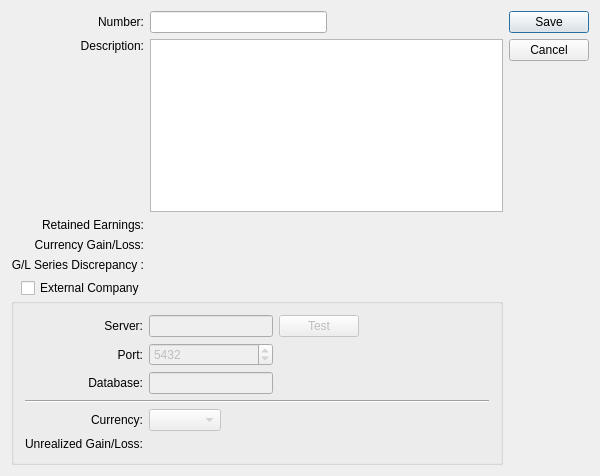
knowhow/xtuple, file guiclient/company.ui: the form before one commit.
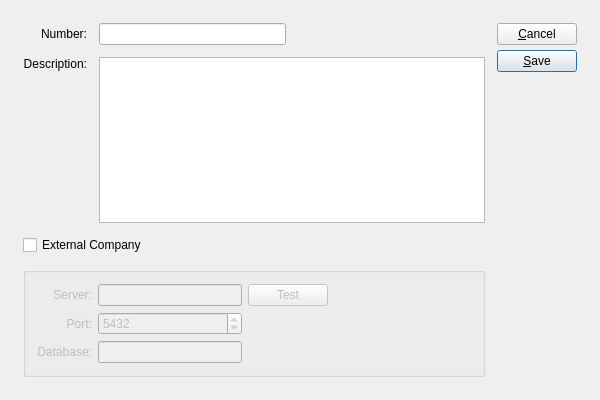
The form after the commit. Custom widgets are drawn as their Qt base class.

Diff of the .ui file:
```diff
--- a/guiclient/company.ui
+++ b/guiclient/company.ui
@@ -8,38 +8,56 @@
 is available at www.xtuple.com/CPAL.  By using this software, you agree
 to be bound by its terms.</comment>
  <class>company</class>
- <widget class="QDialog" name="company">
-  <property name="geometry">
+ <widget class="QDialog" name="company" >
+  <property name="geometry" >
    <rect>
     <x>0</x>
     <y>0</y>
     <width>600</width>
-    <height>476</height>
+    <height>400</height>
    </rect>
   </property>
   <property name="windowTitle">
    <string>Company Number</string>
   </property>
-  <layout class="QGridLayout" name="gridLayout">
-   <item row="0" column="0">
-    <widget class="QLabel" name="_numberLit">
-     <property name="text">
-      <string>Number:</string>
+  <layout class="QGridLayout" >
+   <item row="0" column="0" >
+    <layout class="QGridLayout" >
+     <property name="leftMargin" >
+      <number>12</number>
      </property>
-     <property name="alignment">
-      <set>Qt::AlignRight|Qt::AlignTrailing|Qt::AlignVCenter</set>
+     <property name="topMargin" >
+      <number>12</number>
      </property>
-     <property name="buddy">
-      <cstring>_number</cstring>
+     <property name="rightMargin" >
+      <number>12</number>
      </property>
-    </widget>
-   </item>
-   <item row="0" column="1">
-    <layout class="QHBoxLayout" name="horizontalLayout">
-     <item>
-      <widget class="XLineEdit" name="_number"/>
+     <property name="bottomMargin" >
+      <number>12</number>
+     </property>
+     <property name="horizontalSpacing" >
+      <number>12</number>
+     </property>
+     <property name="verticalSpacing" >
+      <number>12</number>
+     </property>
+     <item row="0" column="0" >
+      <widget class="QLabel" name="_numberLit" >
+       <property name="text" >
+        <string>Number:</string>
+       </property>
+       <property name="alignment" >
+        <set>Qt::AlignRight|Qt::AlignTrailing|Qt::AlignVCenter</set>
+       </property>
+       <property name="buddy" >
+        <cstring>_number</cstring>
+       </property>
+      </widget>
      </item>
-     <item>
+     <item row="0" column="1" >
+      <widget class="XLineEdit" name="_number" />
+     </item>
+     <item row="0" column="2" >
       <spacer>
        <property name="orientation">
         <enum>Qt::Horizontal</enum>
@@ -47,86 +65,89 @@
        <property name="sizeType">
         <enum>QSizePolicy::Expanding</enum>
        </property>
-       <property name="sizeHint" stdset="0">
+       <property name="sizeHint" >
         <size>
          <width>51</width>
-         <height>13</height>
+         <height>10</height>
         </size>
        </property>
       </spacer>
      </item>
-    </layout>
-   </item>
-   <item row="0" column="2" rowspan="2">
-    <widget class="QDialogButtonBox" name="_buttonBox">
-     <property name="orientation">
-      <enum>Qt::Vertical</enum>
-     </property>
-     <property name="standardButtons">
-      <set>QDialogButtonBox::Cancel|QDialogButtonBox::Save</set>
-     </property>
-    </widget>
-   </item>
-   <item row="1" column="0">
-    <widget class="QLabel" name="_descripLit">
-     <property name="text">
-      <string>Description:</string>
-     </property>
-     <property name="alignment">
-      <set>Qt::AlignRight|Qt::AlignTop|Qt::AlignTrailing</set>
-     </property>
-     <property name="buddy">
-      <cstring>_descrip</cstring>
-     </property>
-    </widget>
-   </item>
-   <item row="1" column="1">
-    <widget class="XTextEdit" name="_descrip"/>
-   </item>
-   <item row="5" column="0" colspan="2">
-    <layout class="QVBoxLayout" name="verticalLayout">
-     <property name="spacing">
-      <number>0</number>
-     </property>
-     <item>
-      <layout class="QHBoxLayout" name="horizontalLayout_3">
+     <item rowspan="4" row="0" column="3" >
+      <layout class="QVBoxLayout" >
+       <property name="spacing" >
+        <number>5</number>
+       </property>
        <item>
-        <spacer name="horizontalSpacer_2">
-         <property name="orientation">
-          <enum>Qt::Horizontal</enum>
+        <widget class="QPushButton" name="_close" >
+         <property name="text" >
+          <string>&amp;Cancel</string>
          </property>
-         <property name="sizeType">
-          <enum>QSizePolicy::Fixed</enum>
+        </widget>
+       </item>
+       <item>
+        <widget class="QPushButton" name="_save" >
+         <property name="text" >
+          <string>&amp;Save</string>
          </property>
-         <property name="sizeHint" stdset="0">
+         <property name="default" >
+          <bool>true</bool>
+         </property>
+        </widget>
+       </item>
+       <item>
+        <spacer>
+         <property name="orientation" >
+          <enum>Qt::Vertical</enum>
+         </property>
+         <property name="sizeType" >
+          <enum>QSizePolicy::Expanding</enum>
+         </property>
+         <property name="sizeHint" >
           <size>
-           <width>10</width>
-           <height>10</height>
+           <width>20</width>
+           <height>20</height>
           </size>
          </property>
         </spacer>
        </item>
-       <item>
-        <widget class="QCheckBox" name="_external">
-         <property name="text">
-          <string>External Company</string>
-         </property>
-        </widget>
-       </item>
       </layout>
      </item>
-     <item>
-      <widget class="QGroupBox" name="_authGroup">
-       <property name="title">
-        <string/>
+     <item row="1" column="0" >
+      <widget class="QLabel" name="_descripLit" >
+       <property name="text" >
+        <string>Description:</string>
        </property>
-       <property name="checked">
+       <property name="alignment" >
+        <set>Qt::AlignRight|Qt::AlignTop|Qt::AlignTrailing</set>
+       </property>
+       <property name="buddy" >
+        <cstring>_descrip</cstring>
+       </property>
+      </widget>
+     </item>
+     <item row="1" column="1" colspan="2" >
+      <widget class="XTextEdit" name="_descrip" />
+     </item>
+     <item row="2" column="0" colspan="3" >
+      <widget class="QCheckBox" name="_external" >
+       <property name="text" >
+        <string>External Company</string>
+       </property>
+      </widget>
+     </item>
+     <item row="3" column="0" colspan="3" >
+      <widget class="QGroupBox" name="_authGroup" >
+       <property name="enabled" >
         <bool>false</bool>
        </property>
-       <layout class="QGridLayout">
-        <item row="0" column="0">
-         <widget class="QLabel" name="_extServerLit">
-          <property name="text">
+       <property name="title" >
+        <string/>
+       </property>
+       <layout class="QGridLayout" >
+        <item row="0" column="0" >
+         <widget class="QLabel" name="_extServerLit" >
+          <property name="text" >
            <string>Server:</string>
           </property>
           <property name="alignment">
@@ -137,9 +158,9 @@
           </property>
          </widget>
         </item>
-        <item row="1" column="0">
-         <widget class="QLabel" name="_extPortLit">
-          <property name="text">
+        <item row="1" column="0" >
+         <widget class="QLabel" name="_extPortLit" >
+          <property name="text" >
            <string>Port:</string>
           </property>
           <property name="alignment">
@@ -150,9 +171,9 @@
           </property>
          </widget>
         </item>
-        <item row="2" column="0">
-         <widget class="QLabel" name="_extDBLit">
-          <property name="text">
+        <item row="2" column="0" >
+         <widget class="QLabel" name="_extDBLit" >
+          <property name="text" >
            <string>Database:</string>
           </property>
           <property name="alignment">
@@ -163,36 +184,22 @@
           </property>
          </widget>
         </item>
-        <item row="0" column="1">
-         <widget class="XLineEdit" name="_extServer">
-          <property name="enabled">
-           <bool>false</bool>
-          </property>
-         </widget>
+        <item row="0" column="1" >
+         <widget class="XLineEdit" name="_extServer" />
         </item>
-        <item row="2" column="1">
-         <widget class="XLineEdit" name="_extDB">
-          <property name="enabled">
-           <bool>false</bool>
-          </property>
-         </widget>
+        <item row="2" column="1" >
+         <widget class="XLineEdit" name="_extDB" />
         </item>
-        <item row="0" column="2">
-         <widget class="QPushButton" name="_extTest">
-          <property name="enabled">
-           <bool>false</bool>
-          </property>
-          <property name="text">
+        <item row="0" column="2" >
+         <widget class="QPushButton" name="_extTest" >
+          <property name="text" >
            <string>Test</string>
           </property>
          </widget>
         </item>
-        <item row="1" column="1">
-         <widget class="QSpinBox" name="_extPort">
-          <property name="enabled">
-           <bool>false</bool>
-          </property>
-          <property name="minimum">
+        <item row="1" column="1" >
+         <widget class="QSpinBox" name="_extPort" >
+          <property name="minimum" >
            <number>1024</number>
           </property>
           <property name="maximum">
@@ -203,12 +210,12 @@
           </property>
          </widget>
         </item>
-        <item row="0" column="3">
+        <item row="0" column="3" >
          <spacer>
-          <property name="orientation">
+          <property name="orientation" >
            <enum>Qt::Horizontal</enum>
           </property>
-          <property name="sizeHint" stdset="0">
+          <property name="sizeHint" >
            <size>
             <width>40</width>
             <height>20</height>
@@ -216,126 +223,16 @@
           </property>
          </spacer>
         </item>
-        <item row="3" column="0" colspan="4">
-         <widget class="Line" name="line">
-          <property name="orientation">
-           <enum>Qt::Horizontal</enum>
-          </property>
-         </widget>
-        </item>
-        <item row="4" column="0">
-         <widget class="QLabel" name="_currencyLit">
-          <property name="text">
-           <string>Currency:</string>
-          </property>
-          <property name="alignment">
-           <set>Qt::AlignRight|Qt::AlignTrailing|Qt::AlignVCenter</set>
-          </property>
-         </widget>
-        </item>
-        <item row="5" column="1" colspan="3">
-         <widget class="GLCluster" name="_unrlzgainloss">
-          <property name="enabled">
-           <bool>false</bool>
-          </property>
-         </widget>
-        </item>
-        <item row="4" column="1" colspan="3">
-         <layout class="QHBoxLayout" name="horizontalLayout_2">
-          <item>
-           <widget class="XComboBox" name="_currency">
-            <property name="enabled">
-             <bool>false</bool>
-            </property>
-            <property name="type">
-             <enum>XComboBox::Currencies</enum>
-            </property>
-           </widget>
-          </item>
-          <item>
-           <spacer name="horizontalSpacer">
-            <property name="orientation">
-             <enum>Qt::Horizontal</enum>
-            </property>
-            <property name="sizeHint" stdset="0">
-             <size>
-              <width>40</width>
-              <height>20</height>
-             </size>
-            </property>
-           </spacer>
-          </item>
-         </layout>
-        </item>
-        <item row="5" column="0">
-         <widget class="QLabel" name="_gainlossLit">
-          <property name="text">
-           <string>Unrealized Gain/Loss:</string>
-          </property>
-          <property name="alignment">
-           <set>Qt::AlignRight|Qt::AlignTrailing|Qt::AlignVCenter</set>
-          </property>
-         </widget>
-        </item>
        </layout>
       </widget>
      </item>
     </layout>
    </item>
-   <item row="2" column="1">
-    <widget class="GLCluster" name="_yearend"/>
-   </item>
-   <item row="2" column="0">
-    <widget class="QLabel" name="_yearendLit">
-     <property name="text">
-      <string>Retained Earnings:</string>
-     </property>
-     <property name="alignment">
-      <set>Qt::AlignRight|Qt::AlignTrailing|Qt::AlignVCenter</set>
-     </property>
-    </widget>
-   </item>
-   <item row="3" column="1">
-    <widget class="GLCluster" name="_gainloss"/>
-   </item>
-   <item row="4" column="1">
-    <widget class="GLCluster" name="_discrepancy"/>
-   </item>
-   <item row="3" column="0">
-    <widget class="QLabel" name="_gainlossLit_2">
-     <property name="text">
-      <string>Currency Gain/Loss:</string>
-     </property>
-     <property name="alignment">
-      <set>Qt::AlignRight|Qt::AlignTrailing|Qt::AlignVCenter</set>
-     </property>
-    </widget>
-   </item>
-   <item row="4" column="0">
-    <widget class="QLabel" name="_discrepancyLit">
-     <property name="text">
-      <string>G/L Series Discrepancy :</string>
-     </property>
-     <property name="alignment">
-      <set>Qt::AlignRight|Qt::AlignTrailing|Qt::AlignVCenter</set>
-     </property>
-    </widget>
-   </item>
   </layout>
  </widget>
- <layoutdefault spacing="6" margin="11"/>
+ <layoutdefault spacing="6" margin="11" />
  <pixmapfunction>qPixmapFromMimeSource</pixmapfunction>
  <customwidgets>
-  <customwidget>
-   <class>GLCluster</class>
-   <extends>QWidget</extends>
-   <header>glcluster.h</header>
-  </customwidget>
-  <customwidget>
-   <class>XComboBox</class>
-   <extends>QComboBox</extends>
-   <header>xcombobox.h</header>
-  </customwidget>
   <customwidget>
    <class>XLineEdit</class>
    <extends>QLineEdit</extends>
```
Left out of the diff: 97 changed lines with no effect on the pictures.
